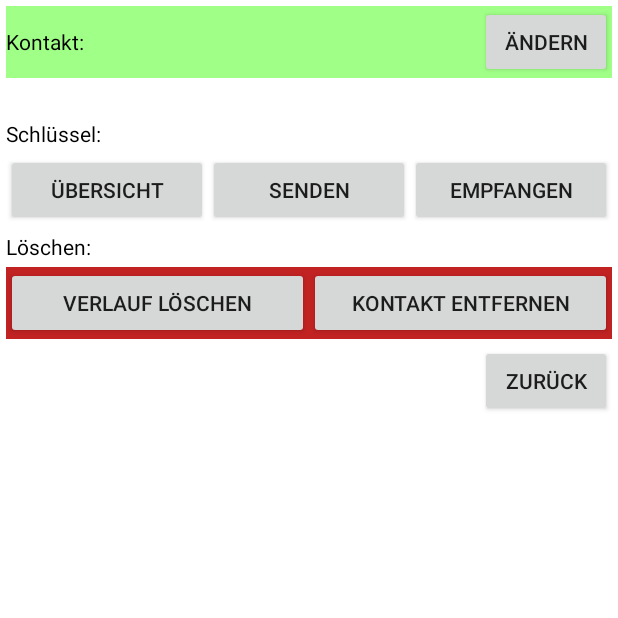
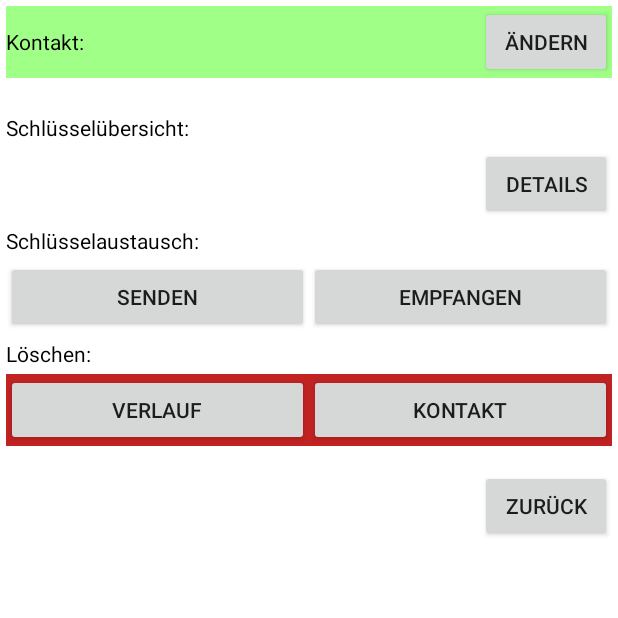
Before and after one commit to talkfish/talkfish-client-android, an Android app: the AddKeysActivity screen opened directly, with no data from a screen before it, on a phone screen of 412 x 824 dp, the top half of it. Run offline under Robolectric (Android 15) with nearby library versions, the phone set to English and light mode, and no system bars.

Commit message:
minor tweaking of polished UI of addkeyactivity

```diff
--- a/app/src/main/res/layout/activity_addkeys.xml
+++ b/app/src/main/res/layout/activity_addkeys.xml
@@ -43,15 +43,13 @@
                     android:layout_height="wrap_content"
                     android:text="@string/btncaptionRenameConversation" />
             </LinearLayout>
-
         <TextView
-            android:id="@+id/viewConversationDetails"
-            android:layout_width="fill_parent"
+            android:id="@+id/viewConversationMessageDetails"
+            android:layout_width="match_parent"
             android:layout_height="wrap_content"
-            android:textColor="@color/app_foreground"
-            android:layout_marginTop="@dimen/vertical_spacer"
             android:layout_marginLeft="@dimen/activity_horizontal_margin"
             android:layout_marginRight="@dimen/activity_horizontal_margin"
+            android:textColor="@color/app_foreground"
             android:inputType="text"/>
 
         <TextView
@@ -61,7 +59,38 @@
             android:layout_marginTop="@dimen/vertical_spacer"
             android:layout_marginLeft="@dimen/activity_horizontal_margin"
             android:layout_marginRight="@dimen/activity_horizontal_margin"
-            android:text="@string/activityCaptionKeygroup" />
+            android:text="@string/activityCaptionKeyinfogroup" />
+    <LinearLayout
+        android:layout_marginTop="@dimen/vertical_spacer"
+        android:layout_marginLeft="@dimen/activity_horizontal_margin"
+        android:layout_marginRight="@dimen/activity_horizontal_margin"
+        android:orientation="horizontal"
+        android:layout_width="fill_parent"
+        android:layout_height="wrap_content">
+        <TextView
+            android:id="@+id/viewConversationKeyDetails"
+            android:layout_width="0dp"
+            android:layout_height="wrap_content"
+            android:layout_weight="1"
+            android:layout_gravity="start"
+            android:textColor="@color/app_foreground"
+            android:inputType="text"/>
+        <Button
+            android:id="@+id/buttonShowConversationPropertiesActivityKeys"
+            android:layout_width="wrap_content"
+            android:layout_height="wrap_content"
+            android:text="@string/btncaptionKeys" />
+    </LinearLayout>
+
+
+        <TextView
+            android:layout_width="wrap_content"
+            android:layout_height="wrap_content"
+            android:textColor="@color/app_foreground"
+            android:layout_marginTop="@dimen/vertical_spacer"
+            android:layout_marginLeft="@dimen/activity_horizontal_margin"
+            android:layout_marginRight="@dimen/activity_horizontal_margin"
+            android:text="@string/activityCaptionKeyexchangegroup" />
     <LinearLayout
         android:layout_marginTop="@dimen/vertical_spacer"
         android:layout_marginLeft="@dimen/activity_horizontal_margin"
@@ -70,12 +99,7 @@
         android:layout_width="fill_parent"
         android:layout_height="wrap_content">
 
-        <Button
-            android:id="@+id/buttonShowConversationPropertiesActivityKeys"
-            android:layout_width="0dp"
-            android:layout_height="wrap_content"
-            android:layout_weight="1"
-            android:text="@string/btncaptionKeys" />
+
 
         <Button
             android:id="@+id/buttonKeysAddAndSend"
@@ -137,7 +161,7 @@
               android:layout_width="wrap_content"
               android:layout_height="wrap_content"
                 android:layout_gravity="right"
-              android:layout_marginTop="@dimen/vertical_spacer"
+              android:layout_marginTop="@dimen/huge_vertical_spacer"
               android:layout_marginLeft="@dimen/activity_horizontal_margin"
               android:layout_marginRight="@dimen/activity_horizontal_margin"
               android:text="@string/btncaptionBack" />
--- a/app/src/main/res/values/dimens.xml
+++ b/app/src/main/res/values/dimens.xml
@@ -4,6 +4,8 @@
     <dimen name="activity_horizontal_margin">4dp</dimen>
     <dimen name="activity_vertical_margin">4dp</dimen>
     <dimen name="vertical_spacer">4dp</dimen>
+    <dimen name="huge_vertical_spacer">16dp</dimen>
+
     <dimen name="centered_content_width">220dp</dimen>
 
 </resources>
--- a/app/src/main/res/values/strings.xml
+++ b/app/src/main/res/values/strings.xml
@@ -61,12 +61,13 @@ Version 0.0.6 vom 11.11.2015:\n Die Nachrichten einer Unterhaltung können nun e
     <string name="textConversationName">Kontakt:</string>
     <string name="textChannelReceive">Empfangskanal:</string>
     <string name="textChannelSend">Sendekanal:</string>
-    <string name="btncaptionKeys">Übersicht</string>
-    <string name="activityCaptionKeygroup">Schlüssel:</string>
-    <string name="btncaptionRenameConversation">ändern</string>
+    <string name="btncaptionKeys">Details</string>
+    <string name="activityCaptionKeyinfogroup">Schlüsselübersicht:</string>
+    <string name="activityCaptionKeyexchangegroup">Schlüsselaustausch:</string>
+    <string name="btncaptionRenameConversation">Ändern</string>
     <string name="textDeleteGroup">Löschen:</string>
-    <string name="btncaptionDeleteMessages">Verlauf löschen</string>
-    <string name="btncaptionDeleteConversation">Kontakt entfernen</string>
+    <string name="btncaptionDeleteMessages">Verlauf</string>
+    <string name="btncaptionDeleteConversation">Kontakt</string>
 
     <string name="activityCaptionSettings">Einstellungen</string>
     <string name="textConfigName">Name:</string>
```
Also changed, not shown: app/src/main/java/de/kochon/enrico/secrettalkmessenger/activities/AddKeysActivity.java (+18 -11 lines), 44 other files.
